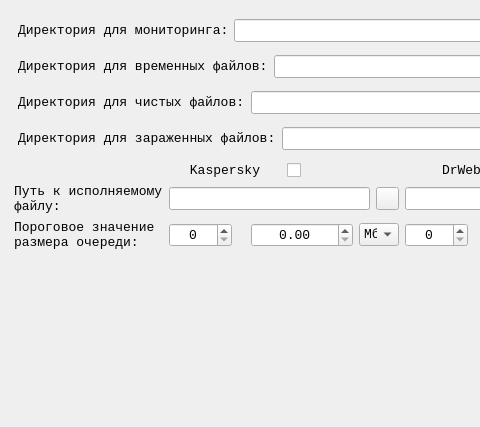
Qt form settings.ui (FeZar97/Investigator) before a commit; both pictures show x 0 to 480 and y 0 to 427 of the 719 by 427 pixel window.
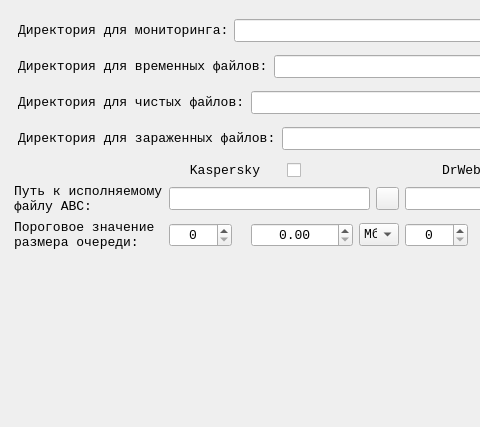
The same form after that commit. Icons and pictures are not drawn.

```diff
--- a/settings.ui
+++ b/settings.ui
@@ -430,7 +430,7 @@
         </property>
         <property name="text">
          <string>Путь к исполняемому
-файлу:</string>
+файлу АВС:</string>
         </property>
        </widget>
       </item>
```
